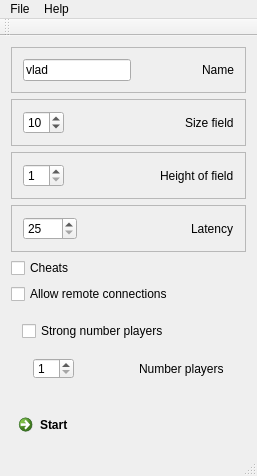
The window that SinglePlayer/mainwindow.ui (anonymouse1/Labyrus) describes before a commit, drawn with Qt 5.
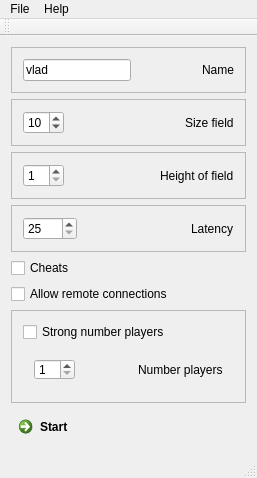
The same window after the commit.

Diff of the .ui file:
```diff
--- a/SinglePlayer/mainwindow.ui
+++ b/SinglePlayer/mainwindow.ui
@@ -202,6 +202,9 @@
     </item>
     <item>
      <widget class="QFrame" name="widget">
+      <property name="frameShape">
+       <enum>QFrame::StyledPanel</enum>
+      </property>
       <layout class="QVBoxLayout" name="verticalLayout_4">
        <item>
         <widget class="QCheckBox" name="strong">
```
